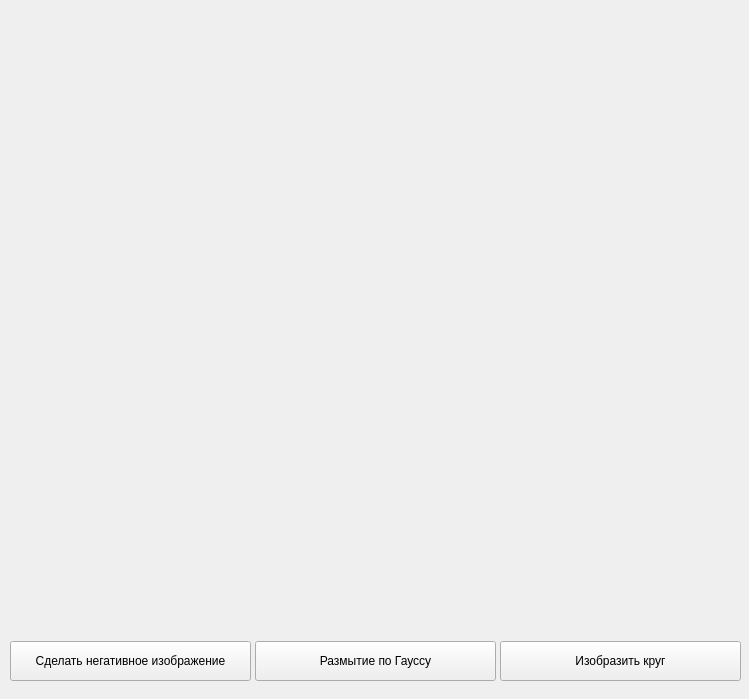
Above: design/widget_image.ui from Qvert/anex_repository before the change. Below: the same form after it.
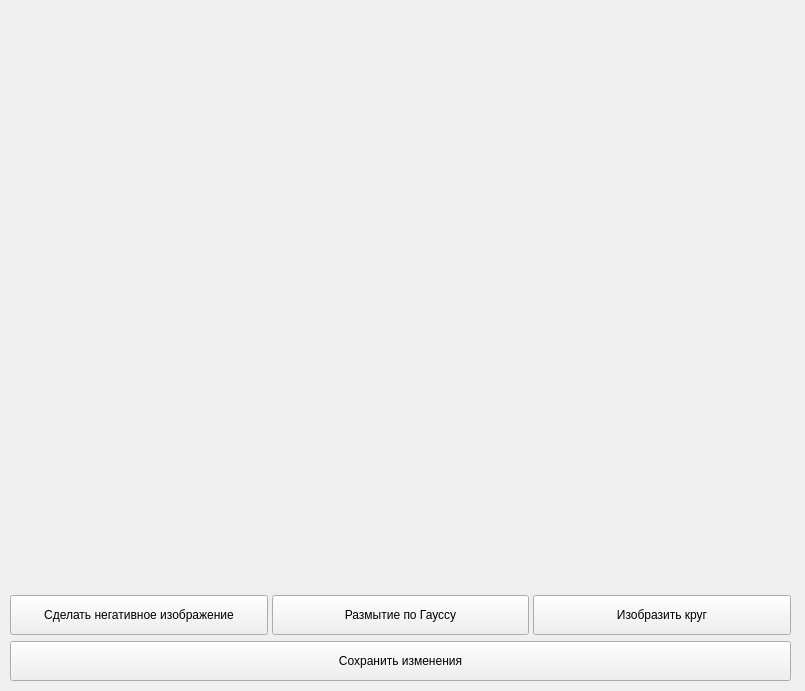
That is the form after the change.

```diff
--- a/design/widget_image.ui
+++ b/design/widget_image.ui
@@ -6,8 +6,8 @@
    <rect>
     <x>0</x>
     <y>0</y>
-    <width>749</width>
-    <height>699</height>
+    <width>805</width>
+    <height>691</height>
    </rect>
   </property>
   <property name="windowTitle">
@@ -18,7 +18,7 @@
     <rect>
      <x>10</x>
      <y>10</y>
-     <width>731</width>
+     <width>781</width>
      <height>671</height>
     </rect>
    </property>
@@ -28,6 +28,12 @@
     </property>
     <item>
      <widget class="QLabel" name="label_picture">
+      <property name="sizePolicy">
+       <sizepolicy hsizetype="Minimum" vsizetype="Minimum">
+        <horstretch>0</horstretch>
+        <verstretch>0</verstretch>
+       </sizepolicy>
+      </property>
       <property name="minimumSize">
        <size>
         <width>640</width>
@@ -106,6 +112,19 @@
       </item>
      </layout>
     </item>
+    <item>
+     <widget class="QPushButton" name="save_change">
+      <property name="minimumSize">
+       <size>
+        <width>130</width>
+        <height>40</height>
+       </size>
+      </property>
+      <property name="text">
+       <string>Сохранить изменения</string>
+      </property>
+     </widget>
+    </item>
    </layout>
   </widget>
  </widget>
```
